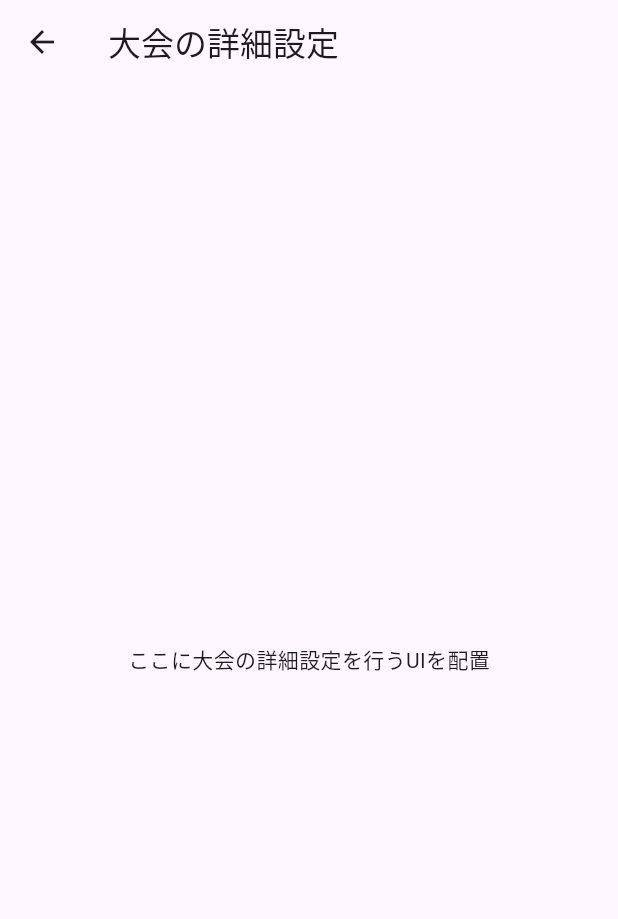
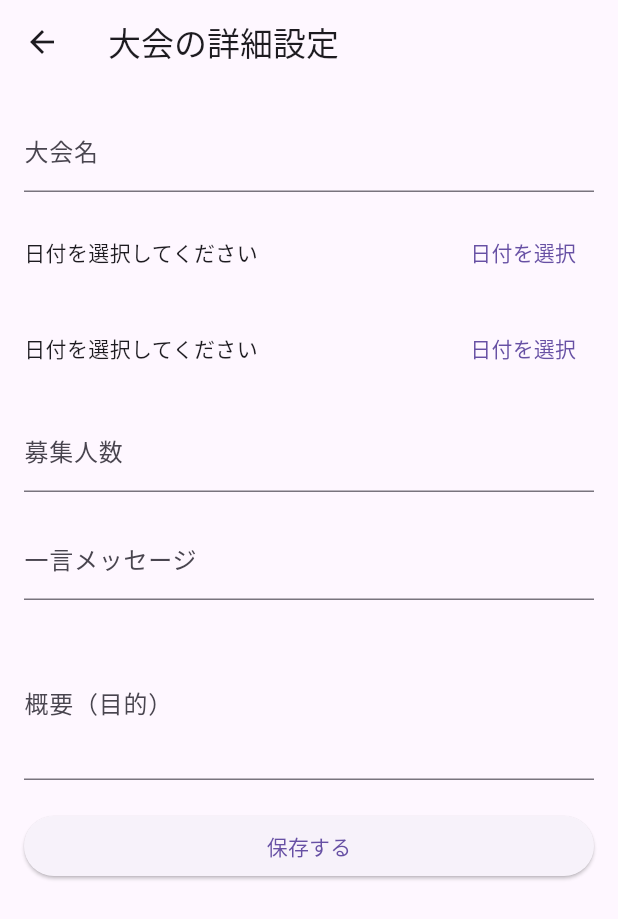
Before and after one commit to tensey3/fa1, a Flutter app: the screen it shows after launch, item 3 of the bottom bar chosen, after a tap on the "add" icon, on a phone screen of 412 x 824 dp. Shown: the top 919 px of the screen. Run offline on Flutter 3.47's test engine with Material 3 defaults, Android fonts, the phone set to English and light mode, and no system bars; our stand-ins replace firebase_core, flutter_riverpod, image_picker, table_calendar; accounts and stored records are empty.

```diff
--- a/lib/main.dart
+++ b/lib/main.dart
@@ -3,22 +3,31 @@ import 'package:flutter_riverpod/flutter_riverpod.dart';
 import 'screens/home_screen.dart';
 import 'package:firebase_core/firebase_core.dart';
 import 'firebase_options.dart';
-import 'package:intl/date_symbol_data_local.dart'; // ロケールの初期化に必要
+import 'package:intl/date_symbol_data_local.dart';
+import 'package:flutter_localizations/flutter_localizations.dart'; // ローカライズのためのインポート
 
 void main() async {
   WidgetsFlutterBinding.ensureInitialized();
-  await Firebase.initializeApp(
-    options: DefaultFirebaseOptions.currentPlatform,
-  );
 
-  // ロケールデータの初期化
-  await initializeDateFormatting('ja_JP', null);
+  // Firebaseとロケールの初期化を行います。
+  await _initializeApp();
 
   runApp(
     const ProviderScope(
       child: MyApp(),
     ),
   );
+}
+
+Future<void> _initializeApp() async {
+  try {
+    await Firebase.initializeApp(
+      options: DefaultFirebaseOptions.currentPlatform,
+    );
+    await initializeDateFormatting('ja_JP', null);
+  } catch (e) {
+    debugPrint('初期化に失敗しました: $e');
+  }
 }
 
 class MyApp extends StatelessWidget {
@@ -32,6 +41,13 @@ class MyApp extends StatelessWidget {
         primarySwatch: Colors.blue,
       ),
       home: const HomeScreen(),
+      localizationsDelegates: const [
+        GlobalMaterialLocalizations.delegate,
+        GlobalWidgetsLocalizations.delegate,
+      ],
+      supportedLocales: const [
+        Locale('ja', 'JP'), // 日本語のロケールをサポート
+      ],
     );
   }
 }
--- a/lib/screens/event/event_screen.dart
+++ b/lib/screens/event/event_screen.dart
@@ -44,7 +44,7 @@ class EventScreenState extends ConsumerState<EventScreen> {
   Widget _buildCalendar(BuildContext context, Map<DateTime, List<Event>> events, DateTime selectedDay, DateTime focusedDay) {
     return TableCalendar(
       locale: 'ja_JP',
-      firstDay: DateTime.utc(2024, 1, 1),
+      firstDay: DateTime.utc(2020, 1, 1),
       lastDay: DateTime.utc(2030, 12, 31),
       focusedDay: focusedDay,
       selectedDayPredicate: (day) {
@@ -54,8 +54,9 @@ class EventScreenState extends ConsumerState<EventScreen> {
         return events[day] ?? [];
       },
       onDaySelected: (selectedDay, focusedDay) {
-        logic.onDaySelected(selectedDay, focusedDay);
-        setState(() {});  // 状態を更新するために必要
+        setState(() {
+          logic.onDaySelected(selectedDay, focusedDay);
+        });
       },
       calendarStyle: const CalendarStyle(
         todayDecoration: BoxDecoration(
@@ -70,7 +71,7 @@ class EventScreenState extends ConsumerState<EventScreen> {
           color: Colors.black,
           shape: BoxShape.circle,
         ),
-        markersMaxCount: 1,  // 1日あたり最大1つの点を表示
+        markersMaxCount: 1,
         outsideDaysVisible: false,
       ),
       headerStyle: const HeaderStyle(
--- a/lib/screens/home_screen.dart
+++ b/lib/screens/home_screen.dart
@@ -18,7 +18,7 @@ class HomeScreenState extends State<HomeScreen> {
   static final List<Widget> _widgetOptions = <Widget>[
     const ProfileScreen(),
     const MatchScreen(),
-   CreatePostScreen(), // 中央の投稿ボタンを押した時の画面
+   const CreatePostScreen(), // 中央の投稿ボタンを押した時の画面
     const ChatScreen(),
     const EventScreen(),
   ];
--- a/lib/screens/post/create_post_screen.dart
+++ b/lib/screens/post/create_post_screen.dart
@@ -1,10 +1,9 @@
 import 'package:flutter/material.dart';
-import 'create_post_logic.dart';
+import 'create_post_logic.dart' as logic;
+import 'tournament_details_screen.dart';
 
 class CreatePostScreen extends StatelessWidget {
-  final CreatePostLogic logic = CreatePostLogic();
-
-  CreatePostScreen({super.key});
+  const CreatePostScreen({super.key});
 
   @override
   Widget build(BuildContext context) {
@@ -29,9 +28,31 @@ class CreatePostScreen extends StatelessWidget {
             right: 16,
             bottom: 16,
             child: FloatingActionButton(
-              onPressed: () => logic.navigateToTournamentDetails(context),
+              onPressed: () {
+                Navigator.push(
+                  context,
+                  MaterialPageRoute(
+                    builder: (context) => const TournamentDetailsScreen(),
+                  ),
+                );
+              },
               tooltip: '大会を開く',
               child: const Icon(Icons.add),
+            ),
+          ),
+          Positioned(
+            left: 16,
+            bottom: 16,
+            child: ElevatedButton(
+              onPressed: () {
+                Navigator.push(
+                  context,
+                  MaterialPageRoute(
+                    builder: (context) => const logic.TournamentDetailsScreen(),
+                  ),
+                );
+              },
+              child: const Text('公式大会'),
             ),
           ),
         ],
@@ -55,14 +76,15 @@ class CreatePostScreen extends StatelessWidget {
                 ),
               ),
               onChanged: (value) {
-                logic.updateSearchQuery(value);
+                // 検索クエリを更新するロジックを呼び出す
+                logic.CreatePostLogic().updateSearchQuery(value);
               },
             ),
           ),
           IconButton(
             icon: const Icon(Icons.filter_list),
             onPressed: () {
-              logic.showFilterOptions(context);
+              logic.CreatePostLogic().showFilterOptions(context);
             },
           ),
         ],
@@ -85,7 +107,7 @@ class CreatePostScreen extends StatelessWidget {
         itemCount: tournaments.length,
         itemBuilder: (context, index) {
           final tournament = tournaments[index];
-          return _buildTournamentCard(context, tournament);  // context を渡す
+          return _buildTournamentCard(context, tournament);
         },
       ),
     );
--- /dev/null
+++ b/lib/screens/post/tournament_details_screen.dart
@@ -0,0 +1,151 @@
+import 'package:flutter/material.dart';
+import 'package:flutter_riverpod/flutter_riverpod.dart';
+import 'package:intl/intl.dart';
+import '../../providers/event_provider.dart';
+
+class TournamentDetailsScreen extends ConsumerStatefulWidget {
+  const TournamentDetailsScreen({super.key});
+
+  @override
+  // ignore: library_private_types_in_public_api
+  _TournamentDetailsScreenState createState() => _TournamentDetailsScreenState();
+}
+
+class _TournamentDetailsScreenState extends ConsumerState<TournamentDetailsScreen> {
+  final _formKey = GlobalKey<FormState>();
+
+  String tournamentName = '';
+  DateTime? eventDate;
+  DateTime? registrationDeadline;
+  int participants = 0;
+  String message = '';
+  String description = '';
+
+  @override
+  Widget build(BuildContext context) {
+    return Scaffold(
+      appBar: AppBar(
+        title: const Text('大会の詳細設定'),
+      ),
+      body: Padding(
+        padding: const EdgeInsets.all(16.0),
+        child: Form(
+          key: _formKey,
+          child: ListView(
+            children: [
+              TextFormField(
+                decoration: const InputDecoration(labelText: '大会名'),
+                onSaved: (value) => tournamentName = value ?? '',
+                validator: (value) {
+                  if (value == null || value.isEmpty) {
+                    return '大会名を入力してください';
+                  }
+                  return null;
+                },
+              ),
+              const SizedBox(height: 16),
+              _buildDatePicker(
+                context: context,
+                label: '開催日',
+                selectedDate: eventDate,
+                onDateSelected: (date) => setState(() => eventDate = date),
+              ),
+              const SizedBox(height: 16),
+              _buildDatePicker(
+                context: context,
+                label: '募集締切日',
+                selectedDate: registrationDeadline,
+                onDateSelected: (date) => setState(() => registrationDeadline = date),
+              ),
+              const SizedBox(height: 16),
+              TextFormField(
+                decoration: const InputDecoration(labelText: '募集人数'),
+                keyboardType: TextInputType.number,
+                onSaved: (value) => participants = int.tryParse(value ?? '0') ?? 0,
+                validator: (value) {
+                  if (value == null || value.isEmpty) {
+                    return '募集人数を入力してください';
+                  }
+                  if (int.tryParse(value) == null) {
+                    return '有効な数値を入力してください';
+                  }
+                  return null;
+                },
+              ),
+              const SizedBox(height: 16),
+              TextFormField(
+                decoration: const InputDecoration(labelText: '一言メッセージ'),
+                onSaved: (value) => message = value ?? '',
+              ),
+              const SizedBox(height: 16),
+              TextFormField(
+                decoration: const InputDecoration(labelText: '概要（目的）'),
+                maxLines: 3,
+                onSaved: (value) => description = value ?? '',
+              ),
+              const SizedBox(height: 20),
+              ElevatedButton(
+                onPressed: () => _saveTournamentDetails(),
+                child: const Text('保存する'),
+              ),
+            ],
+          ),
+        ),
+      ),
+    );
+  }
+
+  Widget _buildDatePicker({
+    required BuildContext context,
+    required String label,
+    required DateTime? selectedDate,
+    required ValueChanged<DateTime> onDateSelected,
+  }) {
+    return Row(
+      children: [
+        Expanded(
+          child: Text(
+            selectedDate != null
+                ? DateFormat.yMMMd('ja_JP').format(selectedDate)
+                : '日付を選択してください',
+          ),
+        ),
+        TextButton(
+          onPressed: () async {
+            final DateTime? pickedDate = await showDatePicker(
+              context: context,
+              initialDate: selectedDate ?? DateTime.now(),
+              firstDate: DateTime.now(),
+              lastDate: DateTime(2100),
+              locale: const Locale('ja', 'JP'),  // カレンダーを日本語に設定
+            );
+            if (pickedDate != null) {
+              onDateSelected(pickedDate);
+            }
+          },
+          child: const Text('日付を選択'),
+        ),
+      ],
+    );
+  }
+
+  void _saveTournamentDetails() {
+    if (_formKey.currentState?.validate() ?? false) {
+      _formKey.currentState?.save();
+
+      final event = Event(
+        title: tournamentName,
+        location: '未定',
+        startTime: eventDate!,
+        endTime: eventDate!.add(const Duration(hours: 2)),  // デフォルトの終了時間を設定
+        participants: participants,
+      );
+
+      ref.read(eventProvider.notifier).addEvent(
+        eventDate!, event.title, event.location, event.startTime, event.endTime, event.participants
+      );
+
+      Navigator.pop(context);
+    }
+  }
+}
--- a/pubspec.yaml
+++ b/pubspec.yaml
@@ -15,8 +15,10 @@ dependencies:
   provider: any
   image_picker: ^0.8.4+4
   table_calendar: ^3.0.5
-  intl: ^0.18.0
+  intl: ^0.19.0
   flutter_riverpod: ^2.0.0
+  flutter_localizations:  # 追加
+    sdk: flutter
 
 dev_dependencies:
   flutter_test:
```
Also changed, not shown: lib/providers/event_provider.dart (+11 -6 lines), lib/screens/post/official_tournament_screen.dart (added, +32 -0 lines), pubspec.lock.
